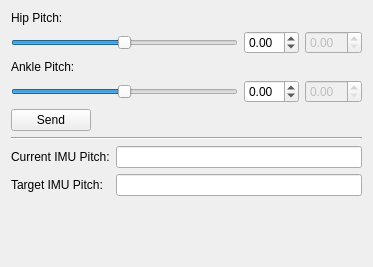
Before: the Qt Designer form thor_mang_com_adjustment/resource/com_adjustment.ui in thor-mang/thor_mang_ui, drawn with Qt 5.
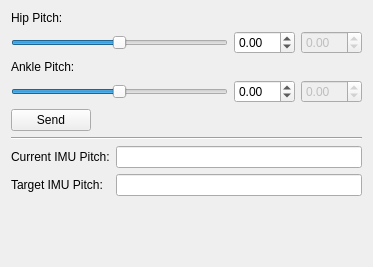
After: the same form once the commit is applied.

Commit message: fixed angle limits

Patch:
```diff
--- a/thor_mang_com_adjustment/resource/com_adjustment.ui
+++ b/thor_mang_com_adjustment/resource/com_adjustment.ui
@@ -37,10 +37,10 @@
        <item>
         <widget class="QSlider" name="slider_HipPitch">
          <property name="minimum">
-          <number>-314</number>
+          <number>-3000</number>
          </property>
          <property name="maximum">
-          <number>314</number>
+          <number>3000</number>
          </property>
          <property name="orientation">
           <enum>Qt::Horizontal</enum>
@@ -50,10 +50,10 @@
        <item>
         <widget class="QDoubleSpinBox" name="spin_HipPitch">
          <property name="minimum">
-          <double>-3.140000000000000</double>
+          <double>-30.000000000000000</double>
          </property>
          <property name="maximum">
-          <double>3.140000000000000</double>
+          <double>30.000000000000000</double>
          </property>
          <property name="singleStep">
           <double>0.100000000000000</double>
@@ -65,6 +65,12 @@
          <property name="enabled">
           <bool>false</bool>
          </property>
+         <property name="minimum">
+          <double>-30.000000000000000</double>
+         </property>
+         <property name="maximum">
+          <double>30.000000000000000</double>
+         </property>
         </widget>
        </item>
       </layout>
@@ -81,10 +87,10 @@
        <item>
         <widget class="QSlider" name="slider_AnklePitch">
          <property name="minimum">
-          <number>-314</number>
+          <number>-3000</number>
          </property>
          <property name="maximum">
-          <number>314</number>
+          <number>3000</number>
          </property>
          <property name="orientation">
           <enum>Qt::Horizontal</enum>
@@ -94,10 +100,10 @@
        <item>
         <widget class="QDoubleSpinBox" name="spin_AnklePitch">
          <property name="minimum">
-          <double>-3.140000000000000</double>
+          <double>-30.000000000000000</double>
          </property>
          <property name="maximum">
-          <double>3.140000000000000</double>
+          <double>30.000000000000000</double>
          </property>
          <property name="singleStep">
           <double>0.100000000000000</double>
@@ -109,6 +115,15 @@
          <property name="enabled">
           <bool>false</bool>
          </property>
+         <property name="minimum">
+          <double>-30.000000000000000</double>
+         </property>
+         <property name="maximum">
+          <double>30.000000000000000</double>
+         </property>
+         <property name="value">
+          <double>0.000000000000000</double>
+         </property>
         </widget>
        </item>
       </layout>
```
The commit also changes 1 other file.
